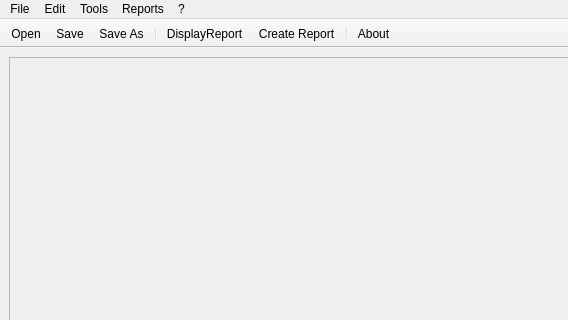
The window that application/mainwindow.ui (schoebey/taskplanner) describes before a commit, drawn with Qt 5; both pictures show x 0 to 568 and y 0 to 320 of the 800 by 600 pixel window.
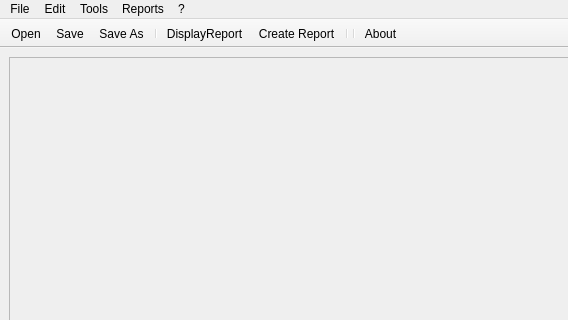
The same window after the commit. Icons and pictures are not drawn. Custom widgets are drawn as their Qt base class.

Commit message: tag source in toolbar, tags cannot be moved to source

```diff
--- a/application/mainwindow.ui
+++ b/application/mainwindow.ui
@@ -103,6 +103,7 @@
    <addaction name="actionDisplayReport"/>
    <addaction name="actionReport"/>
    <addaction name="separator"/>
+   <addaction name="separator"/>
    <addaction name="actionAbout"/>
   </widget>
   <widget class="QToolBar" name="pInfoToolBar">
```
The commit also changes 5 other files.
